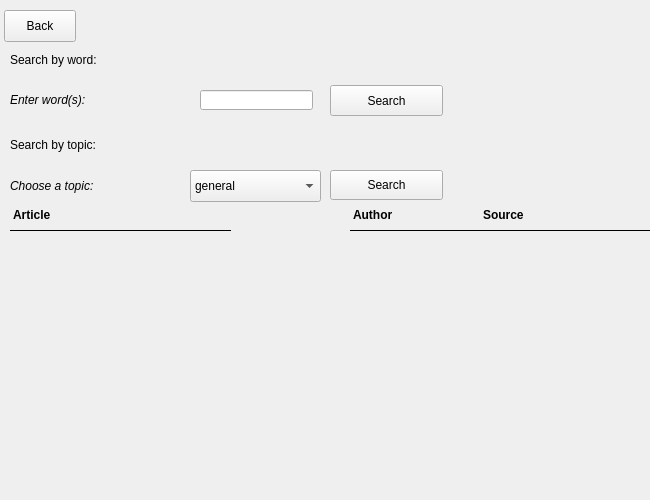
Old version of the form newswindow.ui in the repository steven938/Raspi-Widget.
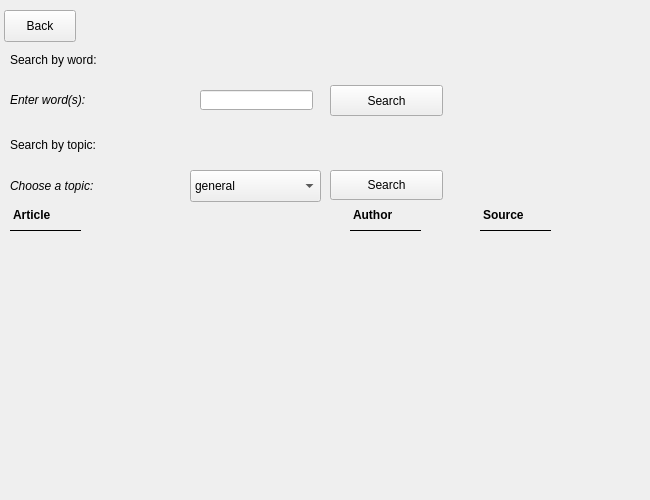
New version of the form.

Commit message: Added in comments for newswindow.cpp and fixed ui a bit

Diff of the .ui file:
```diff
--- a/newswindow.ui
+++ b/newswindow.ui
@@ -191,7 +191,7 @@
     <rect>
      <x>10</x>
      <y>200</y>
-     <width>221</width>
+     <width>71</width>
      <height>31</height>
     </rect>
    </property>
@@ -207,7 +207,7 @@
     <rect>
      <x>350</x>
      <y>200</y>
-     <width>141</width>
+     <width>71</width>
      <height>31</height>
     </rect>
    </property>
@@ -223,7 +223,7 @@
     <rect>
      <x>480</x>
      <y>200</y>
-     <width>171</width>
+     <width>71</width>
      <height>31</height>
     </rect>
    </property>
```
The commit also changes 2 other files.
